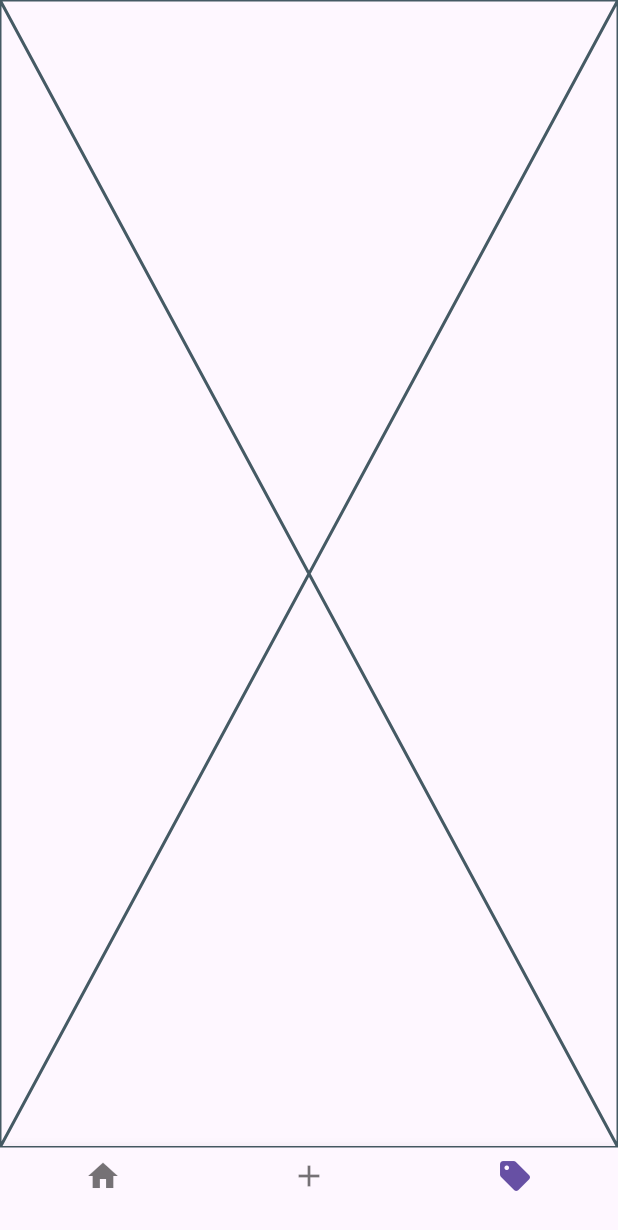
After one commit to Aljoboyer/tiles_shop_management, a Flutter app: the BottomTabScreen screen opened by its route, item 3 of the bottom bar chosen, on a phone screen of 412 x 824 dp. The commit adds this screen. Shown: the top 1230 px of the screen. Run offline on Flutter 3.47's test engine with Material 3 defaults, Android fonts, the phone set to English and light mode, and no system bars; our stand-ins replace go_router.

Commit message:
go router and bottom tab navigation implemented

```diff
--- /dev/null
+++ b/lib/router/app_router.dart
@@ -0,0 +1,34 @@
+import 'package:go_router/go_router.dart';
+import 'package:tiles_shop_management/screens/auth/login_screen.dart';
+import 'package:tiles_shop_management/screens/tabs/bottomtab_screen.dart';
+import 'package:tiles_shop_management/services/auth_service.dart';
+
+class AppRouter {
+  static final GoRouter router = GoRouter(
+    initialLocation: '/',
+    routes: [
+      GoRoute(
+        path: '/',
+        builder: (context, state) => LoginScreen(),
+      ),
+      GoRoute(
+        path: '/tabs',
+        builder: (context, state) => BottomTabScreen(),
+      ),
+      // GoRoute(
+      //   path: '/product-details/:id',
+      //   builder: (context, state) {
+      //     final productId = state.pathParameters['id'];
+      //     return ProductDetailsScreen(productId: productId!);
+      //   },
+      // ),
+    ],
+    redirect: (context, state) {
+      final bool isLoggedIn = AuthService.isLoggedIn;
+      if (!isLoggedIn && state.fullPath != '/') {
+        return '/';
+      }
+      return null;
+    },
+  );
+}
--- /dev/null
+++ b/lib/screens/maintanence/sell_product.dart
@@ -0,0 +1,15 @@
+import 'package:flutter/material.dart';
+
+class SellProductScreen extends StatefulWidget {
+  const SellProductScreen({super.key});
+
+  @override
+  State<SellProductScreen> createState() => _SellProductScreenState();
+}
+
+class _SellProductScreenState extends State<SellProductScreen> {
+  @override
+  Widget build(BuildContext context) {
+    return const Placeholder();
+  }
+}
--- /dev/null
+++ b/lib/screens/tabs/bottomtab_screen.dart
@@ -0,0 +1,41 @@
+import 'package:flutter/material.dart';
+import 'package:tiles_shop_management/screens/maintanence/home.dart';
+import 'package:tiles_shop_management/screens/maintanence/product_add_screen.dart';
+import 'package:tiles_shop_management/screens/maintanence/sell_product.dart';
+
+class BottomTabScreen extends StatefulWidget {
+  @override
+  _BottomTabScreenState createState() => _BottomTabScreenState();
+}
+
+class _BottomTabScreenState extends State<BottomTabScreen> {
+  int _selectedIndex = 0;
+
+  final List<Widget> _screens = [
+    Home(),
+    ProductAddScreen(),
+    SellProductScreen(),
+  ];
+
+  void _onTabSelected(int index) {
+    setState(() {
+      _selectedIndex = index;
+    });
+  }
+
+  @override
+  Widget build(BuildContext context) {
+    return Scaffold(
+      body: _screens[_selectedIndex],
+      bottomNavigationBar: BottomNavigationBar(
+        currentIndex: _selectedIndex,
+        onTap: _onTabSelected,
+        items: [
+          BottomNavigationBarItem(icon: Icon(Icons.home), label: ""),
+          BottomNavigationBarItem(icon: Icon(Icons.add), label: ""),
+          BottomNavigationBarItem(icon: Icon(Icons.sell), label: ""),
+        ],
+      ),
+    );
+  }
+}
--- /dev/null
+++ b/lib/services/auth_service.dart
@@ -0,0 +1,11 @@
+class AuthService {
+  static bool isLoggedIn = false; // Replace with actual login logic
+
+  static void login() {
+    isLoggedIn = true;
+  }
+
+  static void logout() {
+    isLoggedIn = false;
+  }
+}
--- a/pubspec.yaml
+++ b/pubspec.yaml
@@ -34,6 +34,7 @@ dependencies:
   # The following adds the Cupertino Icons font to your application.
   # Use with the CupertinoIcons class for iOS style icons.
   cupertino_icons: ^1.0.8
+  go_router: ^14.6.2
 
 dev_dependencies:
   flutter_test:
```
Also changed, not shown: lib/main.dart (+6 -12 lines), lib/screens/auth/login_screen.dart (+7 -1 lines), pubspec.lock.
